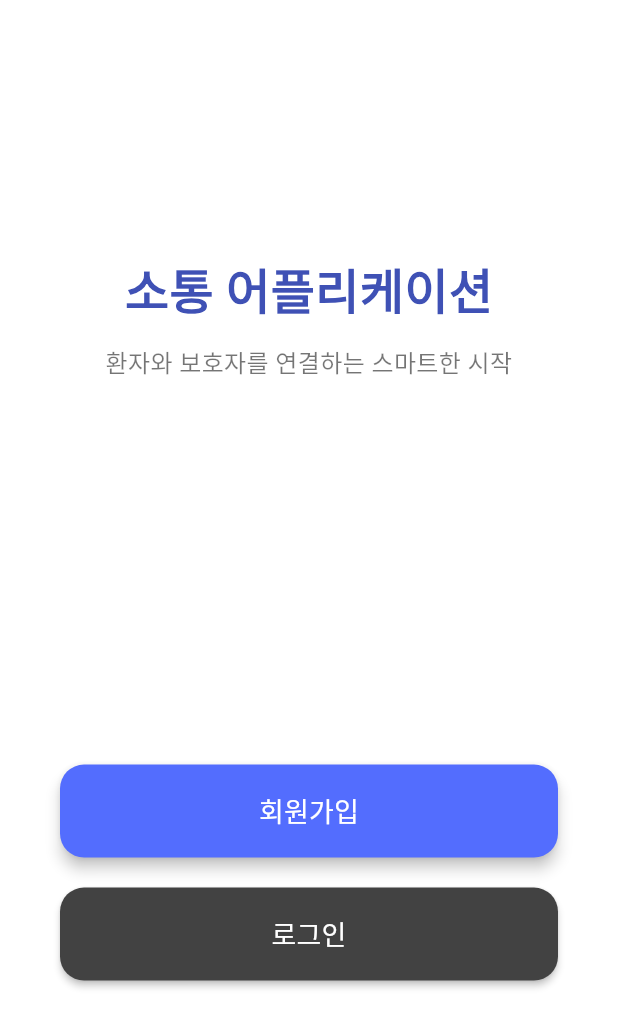
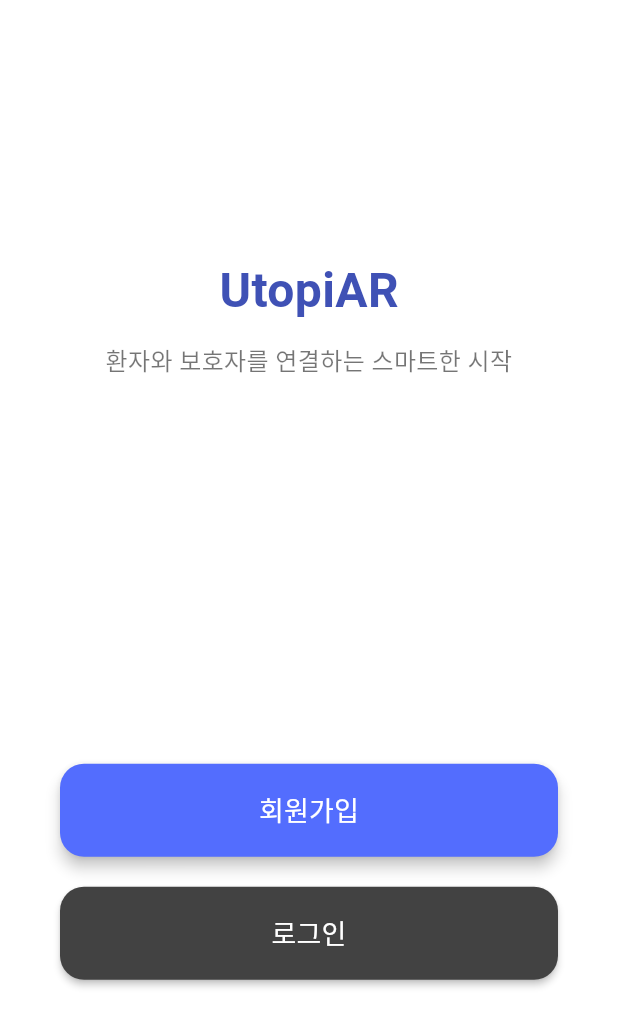
Before and after one commit to ATOSCD/MobileApp, a Flutter app: the screen it shows after launch, on a phone screen of 412 x 824 dp. Shown: the top 1028 px of the screen. Run offline on Flutter 3.47's test engine with Material 3 defaults, Android fonts, the phone set to English and light mode, and no system bars; our stand-ins replace dio, firebase_core, firebase_messaging, flutter_local_notifications, vibration; accounts and stored records are empty.

Commit message:
이름, 아이콘

```diff
--- a/armobile/lib/main.dart
+++ b/armobile/lib/main.dart
@@ -58,7 +58,7 @@ class MyApp extends StatelessWidget {
   Widget build(BuildContext context) {
     return MaterialApp(
       debugShowCheckedModeBanner: false,
-      title: '소통 어플리케이션',
+      title: 'UtopiAR',
       theme: ThemeData(
         primarySwatch: Colors.blue,
         useMaterial3: true
@@ -212,7 +212,7 @@ class _MyAppState extends State<HomePage> {
   Widget build(BuildContext context) {
     return Scaffold(
       appBar: AppBar(
-        title: const Text('소통 어플리케이션'),
+        title: const Text('UtopiAR'),
         backgroundColor: Colors.white,
         foregroundColor: Colors.black87,
         elevation: 1,
--- a/armobile/lib/start.dart
+++ b/armobile/lib/start.dart
@@ -14,7 +14,7 @@ class StartPage extends StatelessWidget {
           const Spacer(flex: 2),
           const Center(
             child: Text(
-              '소통 어플리케이션',
+              'UtopiAR',
               style: TextStyle(
                 fontSize: 32,
                 fontWeight: FontWeight.bold,
```
Also changed, not shown: 6 other files.
